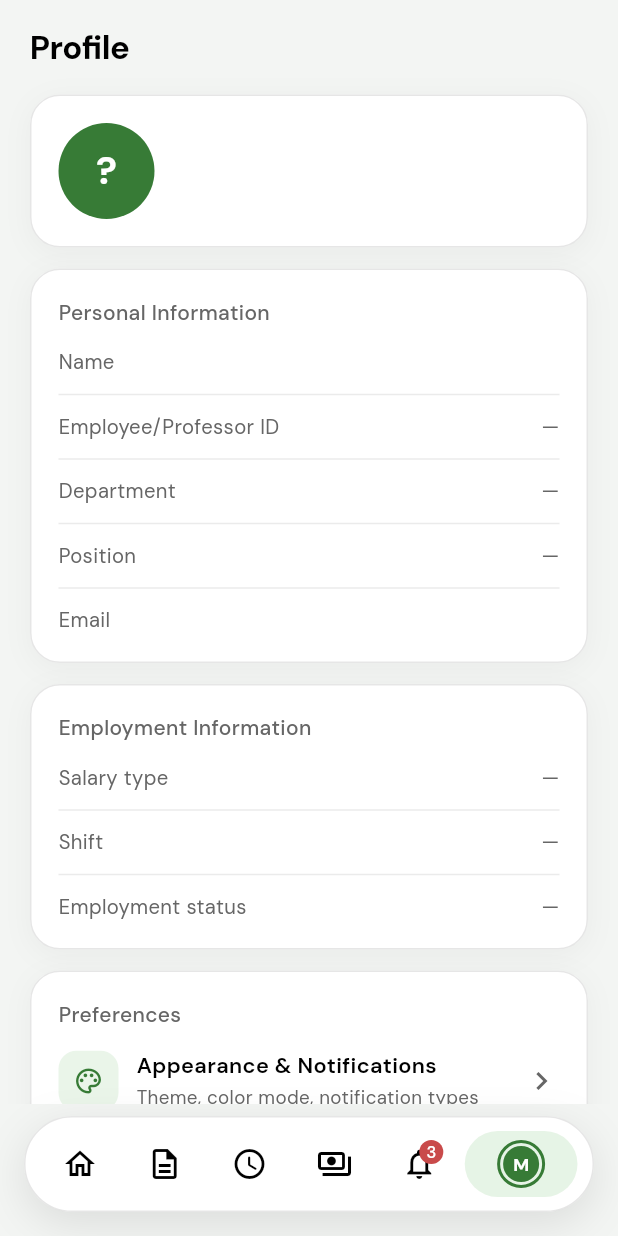
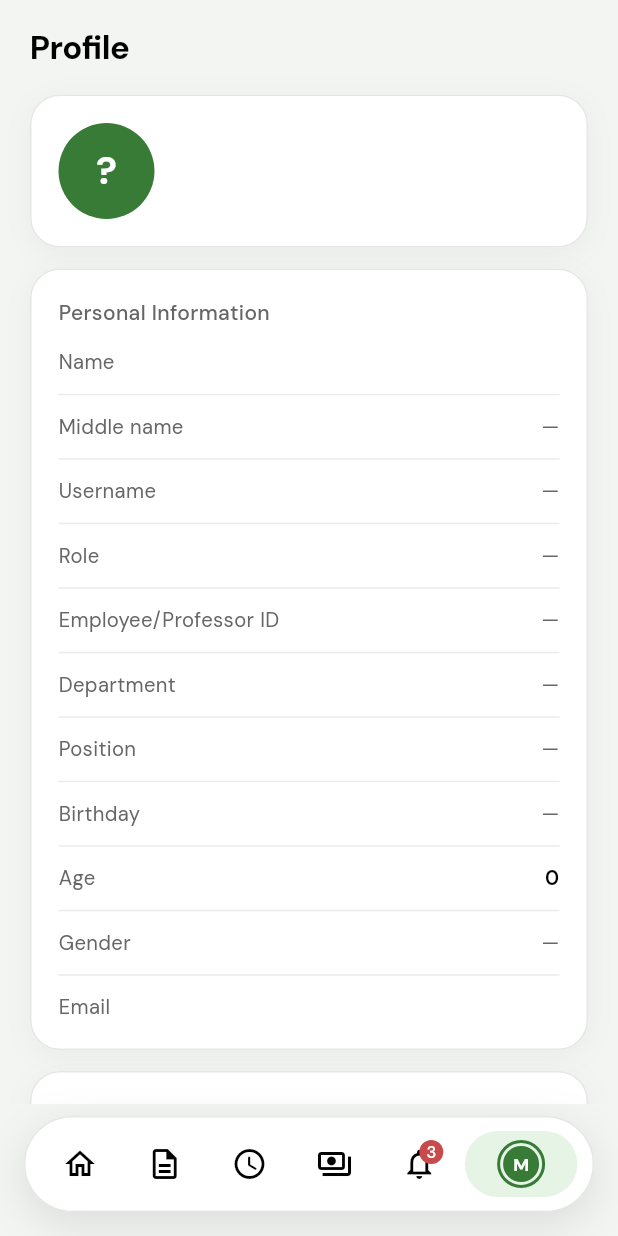
Before and after one commit to JohnIvn/aris-mobile, a Flutter app: the RootShell screen opened directly, item 6 of the bottom bar chosen, on a phone screen of 412 x 824 dp. Run offline on Flutter 3.47's test engine with Material 3 defaults, Android fonts, the phone set to English and light mode, and no system bars; our stand-ins replace flutter_dotenv, flutter_secure_storage, google_fonts, google_sign_in; accounts and stored records are empty.

Commit message:
Profile fetching added, theme service fixed

```diff
--- a/lib/screens/profile_screen.dart
+++ b/lib/screens/profile_screen.dart
@@ -12,14 +12,39 @@ import 'settings_screen.dart';
 class ProfileScreen extends StatelessWidget {
   const ProfileScreen({super.key});
 
+  static String _s(Object? v) {
+    final s = v?.toString().trim() ?? '';
+    return s.isEmpty ? '—' : s;
+  }
+
+  static String _date(Object? v) {
+    final s = _s(v);
+    return s.contains('T') ? s.split('T').first : s;
+  }
+
+  static String _cap(String s) =>
+      s.isEmpty ? '—' : s[0].toUpperCase() + s.substring(1);
+
   @override
   Widget build(BuildContext context) {
     final colors = ThemeScope.colorsOf(context);
     final auth = AuthScope.of(context);
+    final user = auth.user;
+    final raw = user?.raw ?? const <String, dynamic>{};
 
-    final name = auth.user?.name ?? MockDataService.currentUserName;
-    final email = auth.user?.email;
+    final name = user?.name ?? MockDataService.currentUserName;
+    final email = user?.email;
     final initial = name.isEmpty ? '?' : name[0].toUpperCase();
+    final avatarUrl = user?.avatarUrl;
+
+    final initialAvatar = Text(
+      initial,
+      style: const TextStyle(
+        color: Colors.white,
+        fontSize: 26,
+        fontWeight: FontWeight.w700,
+      ),
+    );
 
     return Container(
       color: colors.canvas,
@@ -47,14 +72,17 @@ class ProfileScreen extends StatelessWidget {
                     color: colors.accentActive,
                     shape: BoxShape.circle,
                   ),
-                  child: Text(
-                    initial,
-                    style: const TextStyle(
-                      color: Colors.white,
-                      fontSize: 26,
-                      fontWeight: FontWeight.w700,
-                    ),
-                  ),
+                  child: avatarUrl != null && avatarUrl.isNotEmpty
+                      ? ClipOval(
+                          child: Image.network(
+                            avatarUrl,
+                            width: 64,
+                            height: 64,
+                            fit: BoxFit.cover,
+                            errorBuilder: (_, _, _) => initialAvatar,
+                          ),
+                        )
+                      : initialAvatar,
                 ),
                 const SizedBox(width: 16),
                 Expanded(
@@ -91,15 +119,27 @@ class ProfileScreen extends StatelessWidget {
           ),
           SectionCard(
             title: 'Personal Information',
-            child: _infoRows(colors, [
-              ('Name', name),
-              ('Employee/Professor ID', '—'),
-              ('Department', '—'),
-              ('Position', '—'),
-              ('Email', email ?? '—'),
-            ]),
+            child: _infoRows(
+              colors,
+              [
+                ('Name', name),
+                ('Middle name', _s(raw['middlename'])),
+                ('Username', _s(user?.username)),
+                ('Role', _cap(user?.role ?? '')),
+                ('Employee/Professor ID', _s(user?.employeeId)),
+                ('Department', _s(user?.department)),
+                ('Position', _s(user?.position)),
+                ('Birthday', _date(raw['birthday'])),
+                ('Age', _s(raw['age'])),
+                (
+                  'Gender',
+                  _cap(_s(raw['gender']) == '—' ? '' : _s(raw['gender'])),
+                ),
+                ('Email', email ?? '—'),
+              ],
+              wrappable: const {'Department'},
+            ),
           ),
-
           SectionCard(
             title: 'Employment Information',
             child: _infoRows(colors, [
@@ -115,9 +155,9 @@ class ProfileScreen extends StatelessWidget {
               icon: Icons.palette_outlined,
               title: 'Appearance & Notifications',
               subtitle: 'Theme, color mode, notification types',
-              onTap: () => Navigator.of(context).push(
-                MaterialPageRoute(builder: (_) => const SettingsScreen()),
-              ),
+              onTap: () => Navigator.of(
+                context,
+              ).push(MaterialPageRoute(builder: (_) => const SettingsScreen())),
             ),
           ),
           SectionCard(
@@ -127,9 +167,9 @@ class ProfileScreen extends StatelessWidget {
               icon: Icons.verified_user_outlined,
               title: 'OAuth account',
               subtitle: email,
-              trailing: auth.user != null
+              trailing: user != null
                   ? StatusBadge(
-                      label: auth.user!.provider,
+                      label: user.provider,
                       kind: StatusColorKind.neutral,
                     )
                   : null,
@@ -161,8 +201,13 @@ class ProfileScreen extends StatelessWidget {
     );
   }
 
-
-  Widget _infoRows(AppColors colors, List<(String, String)> rows) {
+  /// Labels keep their natural width; values fill the rest on one line.
+  /// Only labels listed in [wrappable] may wrap (up to 3 lines).
+  Widget _infoRows(
+    AppColors colors,
+    List<(String, String)> rows, {
+    Set<String> wrappable = const {},
+  }) {
     final children = <Widget>[];
     for (var i = 0; i < rows.length; i++) {
       if (i > 0) {
@@ -176,24 +221,24 @@ class ProfileScreen extends StatelessWidget {
       }
       final (label, value) = rows[i];
       final empty = value == '—';
+      final canWrap = wrappable.contains(label);
       children.add(
         Row(
           crossAxisAlignment: CrossAxisAlignment.start,
           children: [
-            Expanded(
-              flex: 5,
-              child: Text(
-                label,
-                style: TextStyle(color: colors.textSecondary, fontSize: 13.5),
-              ),
+            Text(
+              label,
+              maxLines: 1,
+              softWrap: false,
+              style: TextStyle(color: colors.textSecondary, fontSize: 13.5),
             ),
             const SizedBox(width: 12),
             Expanded(
-              flex: 4,
               child: Text(
                 value,
                 textAlign: TextAlign.right,
-                maxLines: 2,
+                maxLines: canWrap ? 3 : 1,
+                softWrap: canWrap,
                 overflow: TextOverflow.ellipsis,
                 style: TextStyle(
                   color: empty ? colors.textSecondary : colors.text,
--- a/lib/theme/theme_service.dart
+++ b/lib/theme/theme_service.dart
@@ -1,20 +1,41 @@
 import 'package:flutter/foundation.dart';
+import 'package:flutter_secure_storage/flutter_secure_storage.dart';
 
 import 'app_colors.dart';
 
-/// Holds the currently active palette and notifies listeners on
-/// change. Swap this for a version backed by shared_preferences /
-/// the DB once persistence is wired up — the rest of the app only
-/// ever talks to this class, never to raw colors.
+/// Holds the currently active palette, persists it locally, and notifies
+/// listeners on change. Call [load] once in main() before runApp.
 class ThemeService extends ChangeNotifier {
+  static const _modeKey = 'theme_mode';
+
+  final _storage = const FlutterSecureStorage();
+
   PaletteMode _mode = PaletteMode.light;
 
   PaletteMode get mode => _mode;
   AppColors get colors => AppColors.forMode(_mode);
 
-  void setMode(PaletteMode newMode) {
+  Future<void> load() async {
+    try {
+      final saved = await _storage.read(key: _modeKey);
+      final match = PaletteMode.values.where((m) => m.name == saved);
+      if (match.isNotEmpty && match.first != _mode) {
+        _mode = match.first;
+        notifyListeners();
+      }
+    } catch (e) {
+      debugPrint('ThemeService.load failed: $e');
+    }
+  }
+
+  Future<void> setMode(PaletteMode newMode) async {
     if (newMode == _mode) return;
     _mode = newMode;
     notifyListeners();
+    try {
+      await _storage.write(key: _modeKey, value: newMode.name);
+    } catch (e) {
+      debugPrint('ThemeService.setMode save failed: $e');
+    }
   }
 }
```
